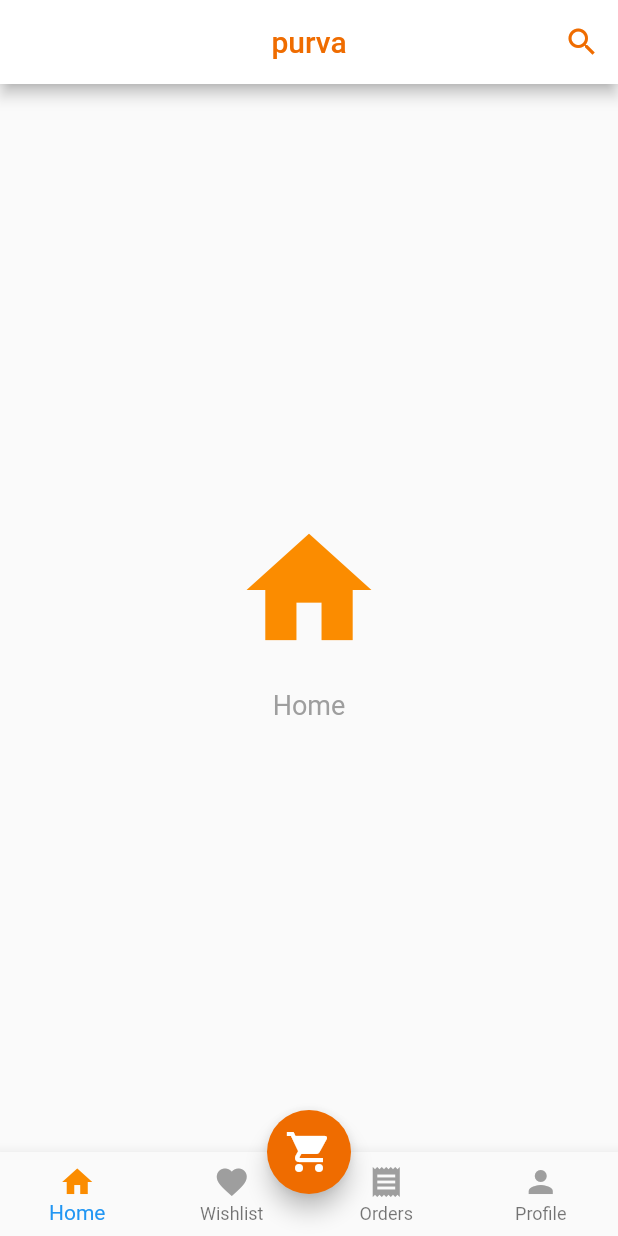
After one commit to Mabhang1/Internship_Assignment, a Flutter app: the dashHome screen opened directly, on a phone screen of 412 x 824 dp. The commit adds this screen. Run offline on Flutter 3.47's test engine with Material 2 defaults, Android fonts, the phone set to English and light mode, and no system bars; our stand-ins replace firebase_auth, firebase_core, intl_phone_field; accounts and stored records are empty.

Commit message:
added dash dart file and screenshots

```diff
--- /dev/null
+++ b/lib/dash.dart
@@ -0,0 +1,114 @@
+import 'package:assignment_flutter/colors.dart';
+import 'package:flutter/material.dart';
+
+void main() {
+  runApp(dash());
+}
+
+class dash extends StatelessWidget {
+  @override
+  Widget build(BuildContext context) {
+    return MaterialApp(
+      home: dashHome(),
+      debugShowCheckedModeBanner: false,
+    );
+  }
+}
+
+class dashHome extends StatefulWidget {
+  @override
+  _dashHomestate createState() => _dashHomestate();
+}
+
+class _dashHomestate extends State<dashHome> {
+  int _selectedIndex = 0;
+
+  // List of icons for the bottom navigation bar
+  final List<IconData> _icons = [
+    Icons.home,
+    Icons.favorite,
+    Icons.receipt,
+    Icons.person,
+  ];
+
+  // List of titles for the bottom navigation bar
+  final List<String> _titles = [
+    'Home',
+    'Wishlist',
+    'Orders',
+    'Profile',
+  ];
+
+  @override
+  Widget build(BuildContext context) {
+    return Scaffold(
+      appBar: AppBar(
+        title: Text(
+          'purva',
+          style: TextStyle(
+            color: c1
+          ),
+        ),
+        centerTitle: true,
+        backgroundColor: Colors.white,
+        actions: [
+          IconButton(
+            icon: Icon(Icons.search, color: c1),
+            onPressed: () {
+
+            },
+          ),
+        ],
+      ),
+      body: Center(
+        child: Column(
+          mainAxisAlignment: MainAxisAlignment.center,
+          children: [
+            Icon(
+              _icons[_selectedIndex],
+              size: 100,
+              color: _selectedIndex == 0 ? Colors.orange[600] : Colors.grey,
+            ),
+            SizedBox(height: 16),
+            Text(
+              _titles[_selectedIndex],
+              style: TextStyle(
+                color: Colors.grey,
+                fontSize: 18,
+              ),
+            ),
+          ],
+        ),
+      ),
+      bottomNavigationBar: BottomNavigationBar(
+        items: List.generate(
+          _icons.length,
+          (index) => BottomNavigationBarItem(
+            icon: Icon(
+              _icons[index],
+              color: _selectedIndex == index
+                  ? Colors.orange[600]
+                  : Colors.grey,
+            ),
+            label: _titles[index],
+          ),
+        ),
+        currentIndex: _selectedIndex,
+        onTap: (index) {
+          setState(() {
+            _selectedIndex = index;
+          });
+        },
+        type: BottomNavigationBarType.fixed,
+      ),
+      floatingActionButton: FloatingActionButton(
+        onPressed: () {
+
+        },
+        backgroundColor: c1,
+        child: Icon(Icons.shopping_cart, size: 32.0),
+      ),
+      floatingActionButtonLocation: FloatingActionButtonLocation.centerDocked,
+    );
+  }
+}
```
Also changed, not shown: lib/main.dart (+117 -6 lines), pubspec.yaml (+2 -6 lines), lib/firebase_options.dart (added), pubspec.lock, 11 other files.
